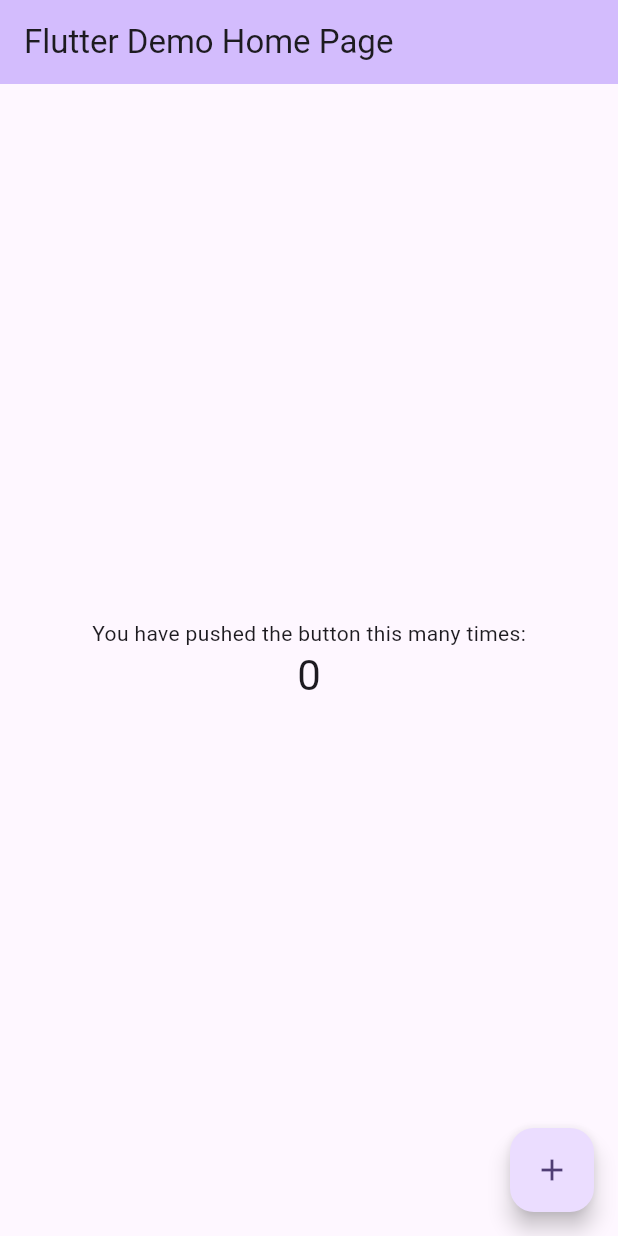
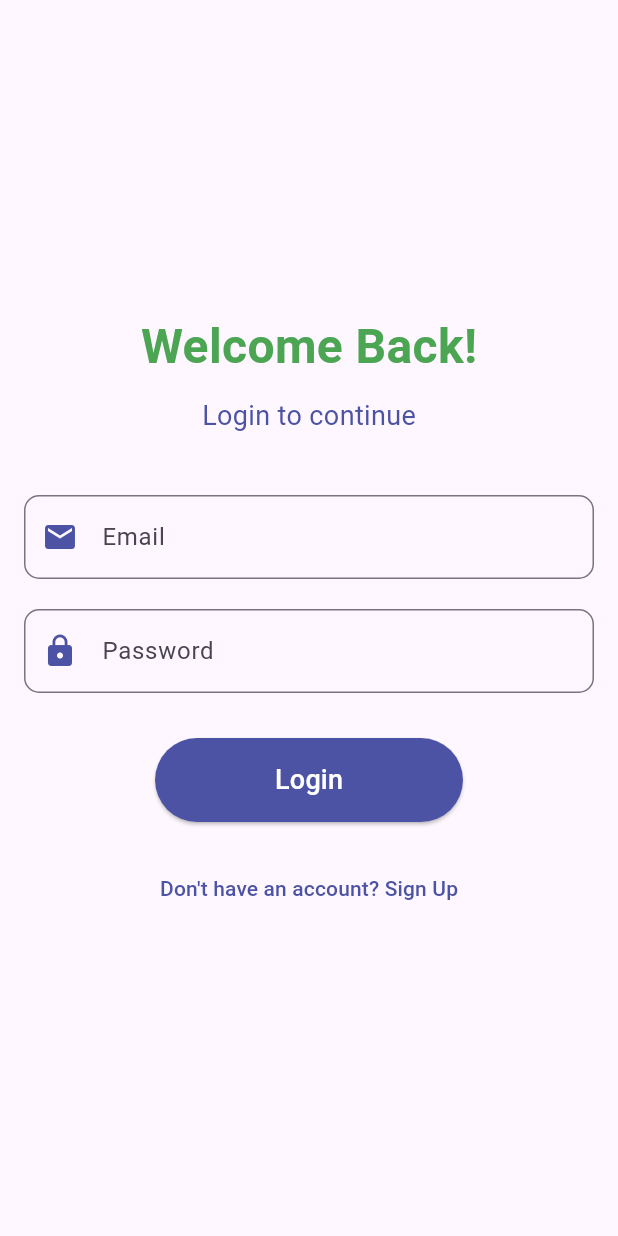
Before and after one commit to hammam36/SKL_Flutter_1, a Flutter app: the screen it shows after launch, on a phone screen of 412 x 824 dp. Run offline on Flutter 3.47's test engine with Material 3 defaults, Android fonts, the phone set to English and light mode, and no system bars.

Commit message:
login page

```diff
--- a/lib/main.dart
+++ b/lib/main.dart
@@ -1,5 +1,5 @@
 import 'package:flutter/material.dart';
-
+import 'pages/login_page.dart';
 void main() {
   runApp(const MyApp());
 }
@@ -11,112 +11,9 @@
   @override
   Widget build(BuildContext context) {
     return MaterialApp(
-      title: 'Flutter Demo',
-      theme: ThemeData(
-        // This is the theme of your application.
-        //
-        // TRY THIS: Try running your application with "flutter run". You'll see
-        // the application has a purple toolbar. Then, without quitting the app,
-        // try changing the seedColor in the colorScheme below to Colors.green
-        // and then invoke "hot reload" (save your changes or press the "hot
-        // reload" button in a Flutter-supported IDE, or press "r" if you used
-        // the command line to start the app).
-        //
-        // Notice that the counter didn't reset back to zero; the application
-        // state is not lost during the reload. To reset the state, use hot
-        // restart instead.
-        //
-        // This works for code too, not just values: Most code changes can be
-        // tested with just a hot reload.
-        colorScheme: ColorScheme.fromSeed(seedColor: Colors.deepPurple),
-      ),
-      home: const MyHomePage(title: 'Flutter Demo Home Page'),
+      debugShowCheckedModeBanner: false,
+      initialRoute: 'LoginPage',
+      routes: {'LoginPage': (context) => const LoginPage()},
     );
   }
 }
-
-class MyHomePage extends StatefulWidget {
-  const MyHomePage({super.key, required this.title});
-
-  // This widget is the home page of your application. It is stateful, meaning
-  // that it has a State object (defined below) that contains fields that affect
-  // how it looks.
-
-  // This class is the configuration for the state. It holds the values (in this
-  // case the title) provided by the parent (in this case the App widget) and
-  // used by the build method of the State. Fields in a Widget subclass are
-  // always marked "final".
-
-  final String title;
-
-  @override
-  State<MyHomePage> createState() => _MyHomePageState();
-}
-
-class _MyHomePageState extends State<MyHomePage> {
-  int _counter = 0;
-
-  void _incrementCounter() {
-    setState(() {
-      // This call to setState tells the Flutter framework that something has
-      // changed in this State, which causes it to rerun the build method below
-      // so that the display can reflect the updated values. If we changed
-      // _counter without calling setState(), then the build method would not be
-      // called again, and so nothing would appear to happen.
-      _counter++;
-    });
-  }
-
-  @override
-  Widget build(BuildContext context) {
-    // This method is rerun every time setState is called, for instance as done
-    // by the _incrementCounter method above.
-    //
-    // The Flutter framework has been optimized to make rerunning build methods
-    // fast, so that you can just rebuild anything that needs updating rather
-    // than having to individually change instances of widgets.
-    return Scaffold(
-      appBar: AppBar(
-        // TRY THIS: Try changing the color here to a specific color (to
-        // Colors.amber, perhaps?) and trigger a hot reload to see the AppBar
-        // change color while the other colors stay the same.
-        backgroundColor: Theme.of(context).colorScheme.inversePrimary,
-        // Here we take the value from the MyHomePage object that was created by
-        // the App.build method, and use it to set our appbar title.
-        title: Text(widget.title),
-      ),
-      body: Center(
-        // Center is a layout widget. It takes a single child and positions it
-        // in the middle of the parent.
-        child: Column(
-          // Column is also a layout widget. It takes a list of children and
-          // arranges them vertically. By default, it sizes itself to fit its
-          // children horizontally, and tries to be as tall as its parent.
-          //
-          // Column has various properties to control how it sizes itself and
-          // how it positions its children. Here we use mainAxisAlignment to
-          // center the children vertically; the main axis here is the vertical
-          // axis because Columns are vertical (the cross axis would be
-          // horizontal).
-          //
-          // TRY THIS: Invoke "debug painting" (choose the "Toggle Debug Paint"
-          // action in the IDE, or press "p" in the console), to see the
-          // wireframe for each widget.
-          mainAxisAlignment: MainAxisAlignment.center,
-          children: <Widget>[
-            const Text('You have pushed the button this many times:'),
-            Text(
-              '$_counter',
-              style: Theme.of(context).textTheme.headlineMedium,
-            ),
-          ],
-        ),
-      ),
-      floatingActionButton: FloatingActionButton(
-        onPressed: _incrementCounter,
-        tooltip: 'Increment',
-        child: const Icon(Icons.add),
-      ), // This trailing comma makes auto-formatting nicer for build methods.
-    );
-  }
-}
--- /dev/null
+++ b/lib/pages/login_page.dart
@@ -0,0 +1,151 @@
+import 'package:flutter/material.dart';
+
+class LoginPage extends StatefulWidget {
+  const LoginPage({super.key});
+
+  @override
+  State<LoginPage> createState() => _LoginPageState();
+}
+
+class _LoginPageState extends State<LoginPage> {
+  final _formKey = GlobalKey<FormState>();
+  final TextEditingController _emailController = TextEditingController();
+  final TextEditingController _passwordController = TextEditingController();
+
+  @override
+Widget build(BuildContext context) {
+  return Scaffold(
+    body: Center(
+      child: SingleChildScrollView(
+        padding: const EdgeInsets.all(16),
+        child: Form(
+          key: _formKey,
+          child: Column(
+            mainAxisAlignment: MainAxisAlignment.center,
+            children: [
+              _buildHeader(),
+              const SizedBox(height: 40),
+              _buildEmailField(),
+              const SizedBox(height: 20),
+              _buildPasswordField(),
+              const SizedBox(height: 30),
+              _buildLoginButton(context),
+              const SizedBox(height: 20),
+              _buildSignupLink(context),
+            ],
+          ),
+        ),
+      ),
+    ),
+  );
+}
+
+  Widget _buildHeader() {
+    return const Column(
+      children: [
+        Text(
+          'Welcome Back!',
+          style: TextStyle(
+            fontSize: 32,
+            fontWeight: FontWeight.bold,
+            color: Color.fromARGB(255, 76, 165, 83),
+          ),
+        ),
+        SizedBox(height: 10),
+        Text(
+          'Login to continue',
+          style: TextStyle(fontSize: 18, color: Color(0xFF4C53A5)),
+        ),
+      ],
+    );
+  }
+
+  Widget _buildEmailField() {
+    return TextFormField(
+      controller: _emailController,
+      decoration: InputDecoration(
+        labelText: 'Email',
+        prefixIcon: const Icon(
+          Icons.email,
+          color: Color(0xFF4C53A5),
+        ),
+        border: OutlineInputBorder(
+          borderRadius: BorderRadius.circular(10),
+        ),
+      ),
+      validator: (value) {
+        if (value == null || value.isEmpty) {
+          return 'Email tidak boleh kosong';
+        }
+        if (!RegExp(r'^[^@]+@[^@]+\.[^@]+').hasMatch(value)) {
+          return 'Format email tidak valid';
+        }
+        return null;
+      },
+    );
+  }
+  Widget _buildPasswordField() {
+    return TextFormField(
+      controller: _passwordController,
+      decoration: InputDecoration(
+        labelText: 'Password',
+        prefixIcon: const Icon(
+          Icons.lock,
+          color: Color(0xFF4C53A5),
+        ),
+        border: OutlineInputBorder(
+          borderRadius: BorderRadius.circular(10),
+        ),
+      ),
+      obscureText: true,
+      validator: (value) {
+        if (value == null || value.isEmpty) {
+          return 'Password tidak boleh kosong';
+        }
+        if (value.length < 6) {
+          return 'Password minimal 6 karakter';
+        }
+        return null;
+      },
+    );
+  }
+
+  Widget _buildLoginButton(BuildContext context) {
+    return ElevatedButton(
+      onPressed: () {
+        if (_formKey.currentState!.validate()) {
+          Navigator.pushReplacementNamed(context, 'AccountPage');
+        }
+      },
+      style: ElevatedButton.styleFrom(
+        backgroundColor: const Color(0xFF4C53A5),
+        padding: const EdgeInsets.symmetric(horizontal: 80, vertical: 15),
+        shape: RoundedRectangleBorder(
+          borderRadius: BorderRadius.circular(30),
+        ),
+      ),
+      child: const Text(
+        'Login',
+        style: TextStyle(
+          color: Colors.white,
+          fontSize: 18,
+        ),
+      ),
+    );
+  }
+
+  Widget _buildSignupLink(BuildContext context) {
+    return TextButton(
+      onPressed: () {
+        Navigator.pushNamed(context, '/');
+      },
+      child: const Text(
+        'Don\'t have an account? Sign Up',
+        style: TextStyle(
+          color: Color(0xFF4C53A5),
+        ),
+      ),
+    );
+  }
+
+}
```
